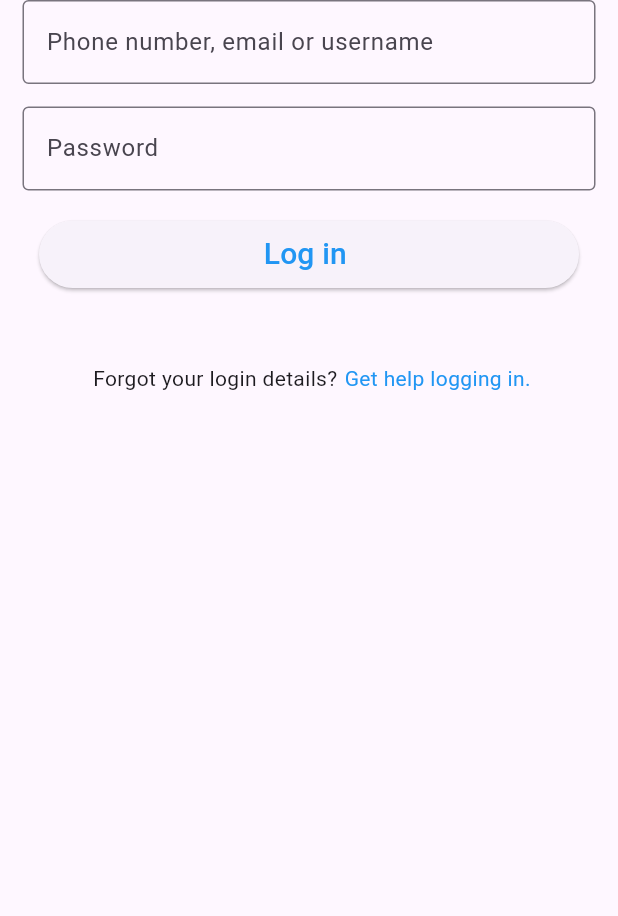
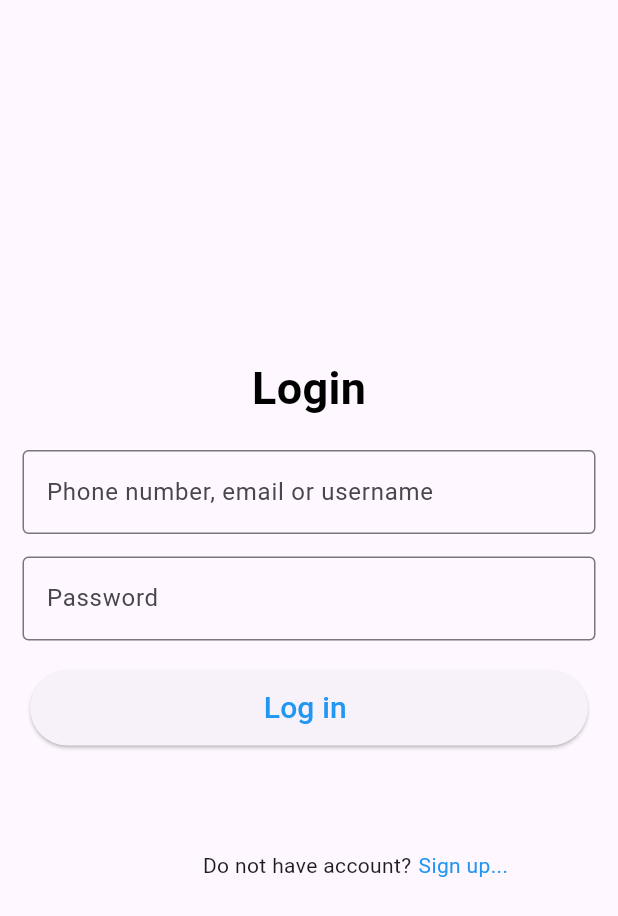
Before and after one commit to MostakAhmedShahad/firebase_authentication_flutter, a Flutter app: the screen it shows after launch, on a phone screen of 412 x 824 dp. Shown: the top 916 px of the screen. Run offline on Flutter 3.47's test engine with Material 3 defaults, Android fonts, the light colour scheme and no system bars; our stand-ins replace firebase_core; accounts and stored records are empty.

Commit message:
login_design

```diff
--- a/lib/features/app/splash_screen/splash_screen.dart
+++ b/lib/features/app/splash_screen/splash_screen.dart
@@ -13,7 +13,7 @@ class _SplashScreenState extends State<SplashScreen> {
   @override
   void initState() {
     // TODO: implement initState
-    Future.delayed(Duration(seconds: 3),
+    Future.delayed(Duration(seconds: 0),
     (){
       Navigator.pushAndRemoveUntil(context, MaterialPageRoute(builder: (context)=> widget.child!), (route)=>false);
 
--- a/lib/features/user_auth/presentation/pages/login_page.dart
+++ b/lib/features/user_auth/presentation/pages/login_page.dart
@@ -6,8 +6,21 @@ class LoginPage extends StatelessWidget {
   @override
   Widget build(BuildContext context) {
     return Scaffold(
-      body: SingleChildScrollView(
-        child: Column(children: [
+      body: Column(
+          mainAxisAlignment: MainAxisAlignment.center,
+          crossAxisAlignment: CrossAxisAlignment.start,
+          children: [
+            Center(
+                child: Text(
+              'Login',
+              style: TextStyle(
+                  fontSize: 30,
+                  color: Colors.black,
+                  fontWeight: FontWeight.bold),
+            )),
+            SizedBox(
+              height: 20,
+            ),
             Padding(
               //padding: const EdgeInsets.only(left:15.0,right: 15.0,top:0,bottom: 0),
               padding: EdgeInsets.symmetric(horizontal: 15),
@@ -31,11 +44,10 @@ class LoginPage extends StatelessWidget {
               ),
             ),
             SizedBox(
-            height: 65,
-            width: 360,
-            child: Container(
+              height: 90,
+              width: double.infinity,
               child: Padding(
-                padding: const EdgeInsets.only(top: 20.0),
+                padding: const EdgeInsets.all(20.0),
                 child: ElevatedButton(
                   child: Text(
                     'Log in ',
@@ -47,17 +59,17 @@ class LoginPage extends StatelessWidget {
                 ),
               ),
             ),
-          ),
             SizedBox(
               height: 50,
             ),
             Container(
                 child: Center(
               child: Row(
+                mainAxisAlignment: MainAxisAlignment.center,
                 children: [
                   Padding(
                     padding: const EdgeInsets.only(left: 62),
-                  child: Text('Forgot your login details? '),
+                    child: Text('Do not have account? '),
                   ),
                   Padding(
                     padding: const EdgeInsets.only(left: 1.0),
@@ -66,7 +78,7 @@ class LoginPage extends StatelessWidget {
                           print('hello');
                         },
                         child: Text(
-                        'Get help logging in.',
+                          'Sign up...',
                           style: TextStyle(fontSize: 14, color: Colors.blue),
                         )),
                   )
@@ -74,7 +86,6 @@ class LoginPage extends StatelessWidget {
               ),
             ))
           ]),
-      ),
     );
   }
 }
```
Lines whose indentation alone changed are shown as unchanged.
